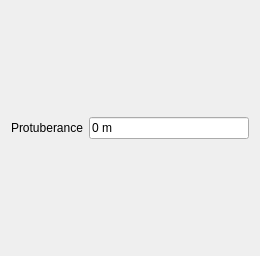
Above: freecad/ship/resources/ui/TaskPanel_resistanceAmadeo.ui from FreeCAD/freecad.ship before the change. Below: the same form after it.
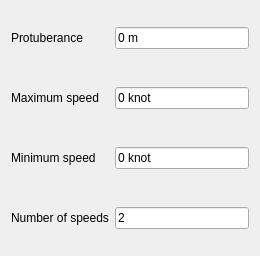
That is the form after the change. Custom widgets are drawn as their Qt base class.

Commit message: Amadeo method

Diff of the .ui file:
```diff
--- a/freecad/ship/resources/ui/TaskPanel_resistanceAmadeo.ui
+++ b/freecad/ship/resources/ui/TaskPanel_resistanceAmadeo.ui
@@ -17,22 +17,51 @@
    <string>Compute the transversal areas curve</string>
   </property>
   <layout class="QGridLayout" name="gridLayout">
-   <item row="0" column="0">
+   <item row="1" column="0">
     <layout class="QGridLayout" name="gridLayout_2">
-     <item row="0" column="0">
-      <widget class="QLabel" name="protuberance_label">
+     <item row="3" column="1">
+      <widget class="Gui::InputField" name="min_speed">
+       <property name="text">
+        <string notr="true">0 knot</string>
+       </property>
+       <property name="unit" stdset="0">
+        <string notr="true">knot</string>
+       </property>
+       <property name="quantity" stdset="0">
+        <double>50.000000000000000</double>
+       </property>
+      </widget>
+     </item>
+     <item row="4" column="0">
+      <widget class="QLabel" name="number_of_speeds__label">
        <property name="sizePolicy">
-        <sizepolicy hsizetype="Maximum" vsizetype="Preferred">
+        <sizepolicy hsizetype="Preferred" vsizetype="Expanding">
          <horstretch>0</horstretch>
          <verstretch>0</verstretch>
         </sizepolicy>
        </property>
        <property name="text">
-        <string>Protuberance</string>
+        <string>Number of speeds</string>
        </property>
       </widget>
      </item>
-     <item row="0" column="1">
+     <item row="2" column="0">
+      <widget class="QLabel" name="max_speed_label">
+       <property name="sizePolicy">
+        <sizepolicy hsizetype="Preferred" vsizetype="Expanding">
+         <horstretch>0</horstretch>
+         <verstretch>0</verstretch>
+        </sizepolicy>
+       </property>
+       <property name="toolTip">
+        <string>&lt;html&gt;&lt;head/&gt;&lt;body&gt;&lt;p&gt;Maximum speed to calculate resistance&lt;/p&gt;&lt;/body&gt;&lt;/html&gt;</string>
+       </property>
+       <property name="text">
+        <string>Maximum speed</string>
+       </property>
+      </widget>
+     </item>
+     <item row="1" column="1">
       <widget class="Gui::InputField" name="protuberance">
        <property name="text">
         <string notr="true">0 m</string>
@@ -45,6 +74,64 @@
        </property>
       </widget>
      </item>
+     <item row="2" column="1">
+      <widget class="Gui::InputField" name="max_speed">
+       <property name="text">
+        <string notr="true">0 knot</string>
+       </property>
+       <property name="unit" stdset="0">
+        <string>knot</string>
+       </property>
+       <property name="quantity" stdset="0">
+        <double>100.000000000000000</double>
+       </property>
+      </widget>
+     </item>
+     <item row="4" column="1">
+      <widget class="Gui::InputField" name="n_of_speeds">
+       <property name="text">
+        <string notr="true">2</string>
+       </property>
+       <property name="unit" stdset="0">
+        <string notr="true"/>
+       </property>
+       <property name="quantity" stdset="0">
+        <double>50.000000000000000</double>
+       </property>
+      </widget>
+     </item>
+     <item row="3" column="0">
+      <widget class="QLabel" name="min_speed_label">
+       <property name="sizePolicy">
+        <sizepolicy hsizetype="Preferred" vsizetype="Expanding">
+         <horstretch>0</horstretch>
+         <verstretch>0</verstretch>
+        </sizepolicy>
+       </property>
+       <property name="toolTip">
+        <string>&lt;html&gt;&lt;head/&gt;&lt;body&gt;&lt;p&gt;Minimus speed to calculate resistance&lt;/p&gt;&lt;/body&gt;&lt;/html&gt;</string>
+       </property>
+       <property name="text">
+        <string>Minimum speed</string>
+       </property>
+      </widget>
+     </item>
+     <item row="1" column="0">
+      <widget class="QLabel" name="protuberance_label">
+       <property name="sizePolicy">
+        <sizepolicy hsizetype="Preferred" vsizetype="Expanding">
+         <horstretch>0</horstretch>
+         <verstretch>0</verstretch>
+        </sizepolicy>
+       </property>
+       <property name="toolTip">
+        <string>&lt;html&gt;&lt;head/&gt;&lt;body&gt;&lt;p&gt;Protuberance measured from the frame 20&lt;/p&gt;&lt;/body&gt;&lt;/html&gt;</string>
+       </property>
+       <property name="text">
+        <string>Protuberance</string>
+       </property>
+      </widget>
+     </item>
     </layout>
    </item>
   </layout>
```
Left out of the diff: 7 changed lines with no effect on the pictures. The commit also changes 4 other files.
